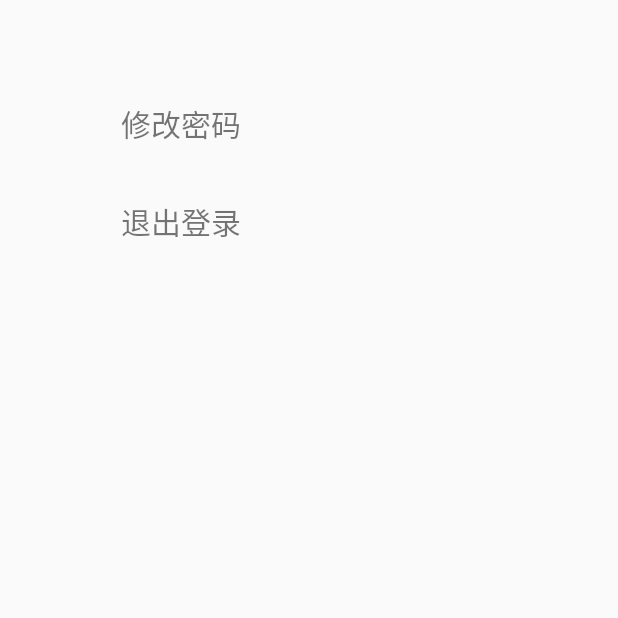
After one commit to LinRuiiXin/Library, an Android app: the AccountManagementActivity screen opened directly, with no data from a screen before it, on a phone screen of 412 x 824 dp, the top half of it. The commit adds this screen. Run offline under Robolectric (Android 15) with nearby library versions, the phone set to English and light mode, and no system bars; our stand-ins replace ButterKnife.

Commit message:
用户管理

```diff
--- a/app/build.gradle
+++ b/app/build.gradle
@@ -34,6 +34,7 @@ dependencies {
     implementation 'androidx.cardview:cardview:1.0.0'
     testImplementation 'junit:junit:4.12'
     androidTestImplementation 'androidx.test.ext:junit:1.1.1'
+    implementation 'androidx.drawerlayout:drawerlayout:1.1.0'
     androidTestImplementation 'androidx.test.espresso:espresso-core:3.2.0'
     implementation 'com.jakewharton:butterknife:10.1.0'
     annotationProcessor 'com.jakewharton:butterknife-compiler:10.1.0'
--- /dev/null
+++ b/app/src/main/java/com/sz/library/AccountManagementActivity.java
@@ -0,0 +1,55 @@
+package com.sz.library;
+
+import androidx.appcompat.app.AppCompatActivity;
+import androidx.appcompat.widget.Toolbar;
+
+import android.content.Intent;
+import android.content.SharedPreferences;
+import android.os.Bundle;
+import android.view.Display;
+import android.view.View;
+import android.widget.RelativeLayout;
+
+import butterknife.BindView;
+import butterknife.ButterKnife;
+import butterknife.OnClick;
+
+public class AccountManagementActivity extends AppCompatActivity {
+    @BindView(R.id.rl_changePsw)
+    RelativeLayout changePsw;
+    @BindView(R.id.rl_logout)
+    RelativeLayout logout;
+    @BindView(R.id.account_Toolbar)
+    Toolbar toolbar;
+
+    @Override
+    protected void onCreate(Bundle savedInstanceState) {
+        super.onCreate(savedInstanceState);
+        setContentView(R.layout.activity_account_management);
+        ButterKnife.bind(this);
+        init();
+    }
+
+    private void init() {
+        initComponent();
+    }
+
+    private void initComponent() {
+        changePsw.setOnClickListener(v->{
+            SharedPreferences pageData = getSharedPreferences("pageData",MODE_PRIVATE);
+            SharedPreferences.Editor editor = pageData.edit();
+            editor.putInt("pageId",1);
+            editor.commit();
+            Intent intent = new Intent(AccountManagementActivity.this,ChangePswActivity.class);
+            startActivity(intent);
+        });
+        logout.setOnClickListener(v->{
+            SharedPreferences loginData = getSharedPreferences("pageData",MODE_PRIVATE);
+            SharedPreferences.Editor editor = loginData.edit();
+            editor.clear();
+            editor.commit();
+            android.os.Process.killProcess(android.os.Process.myPid());
+        });
+    }
+
+}
--- /dev/null
+++ b/app/src/main/res/layout/activity_account_management.xml
@@ -0,0 +1,54 @@
+<?xml version="1.0" encoding="utf-8"?>
+<RelativeLayout xmlns:android="http://schemas.android.com/apk/res/android"
+    xmlns:app="http://schemas.android.com/apk/res-auto"
+    xmlns:tools="http://schemas.android.com/tools"
+    android:layout_width="match_parent"
+    android:layout_height="match_parent"
+    tools:context=".AccountManagementActivity">
+    <androidx.appcompat.widget.Toolbar
+        android:layout_marginTop="10dp"
+        android:id="@+id/account_Toolbar"
+        android:layout_width="40dp"
+        android:layout_height="30dp"
+        android:minHeight="?attr/actionBarSize">
+    </androidx.appcompat.widget.Toolbar>
+    <RelativeLayout
+        android:layout_width="350dp"
+        android:layout_height="45dp"
+        android:layout_marginTop="20dp"
+        android:layout_centerHorizontal="true"
+        android:layout_below="@id/account_Toolbar"
+        android:background="@drawable/button_ripple"
+        android:clickable="true"
+        android:id="@+id/rl_changePsw"
+        >
+        <TextView
+            android:layout_width="wrap_content"
+            android:layout_height="wrap_content"
+            android:layout_centerVertical="true"
+            android:layout_marginLeft="50dp"
+            android:text="修改密码"
+            android:textSize="20dp"
+            />
+    </RelativeLayout>
+    <RelativeLayout
+        android:layout_width="350dp"
+        android:layout_height="45dp"
+        android:layout_marginTop="20dp"
+        android:layout_centerHorizontal="true"
+        android:layout_below="@id/rl_changePsw"
+        android:background="@drawable/button_ripple"
+        android:clickable="true"
+        android:id="@+id/rl_logout"
+        >
+        <TextView
+            android:layout_width="wrap_content"
+            android:layout_height="wrap_content"
+            android:layout_centerVertical="true"
+            android:layout_marginLeft="50dp"
+            android:text="退出登录"
+            android:textSize="20dp"
+            />
+    </RelativeLayout>
+
+</RelativeLayout>
--- a/app/src/main/res/layout/activity_change_psw.xml
+++ b/app/src/main/res/layout/activity_change_psw.xml
@@ -12,6 +12,7 @@
         android:layout_centerHorizontal="true"
         android:layout_marginTop="200dp"
         android:background="@drawable/shadow"
+        android:textColor="#3E3C3C"
         android:hint="请输入用户名"
         android:paddingLeft="20dp"/>
     <EditText
@@ -22,6 +23,7 @@
         android:layout_centerHorizontal="true"
         android:layout_marginTop="20dp"
         android:background="@drawable/shadow"
+        android:textColor="#3E3C3C"
         android:hint="请输入旧密码"
         android:paddingLeft="20dp"/>
     <EditText
@@ -32,6 +34,7 @@
         android:layout_marginTop="20dp"
         android:layout_centerHorizontal="true"
         android:background="@drawable/shadow"
+        android:textColor="#3E3C3C"
         android:hint="请输入新密码"
         android:paddingLeft="20dp"
         android:password="true"/>
@@ -44,6 +47,7 @@
         android:layout_centerHorizontal="true"
         android:background="@drawable/shadow"
         android:hint="请再次输入新密码"
+        android:textColor="#3E3C3C"
         android:paddingLeft="20dp"
         android:password="true"/>
     <Button
```
Also changed, not shown: app/src/main/AndroidManifest.xml (+6 -2 lines), app/src/main/java/com/sz/library/ChangePswActivity.java (+18 -3 lines), app/src/main/java/com/sz/library/LoginActivity.java (+1 -7 lines), app/src/main/java/com/sz/library/fragment/MineFragment.java (+34 -2 lines), app/src/main/res/layout/activity_borrow.xml (added, +63 -0 lines), app/src/main/res/layout/mine_fragment.xml (+51 -4 lines).
